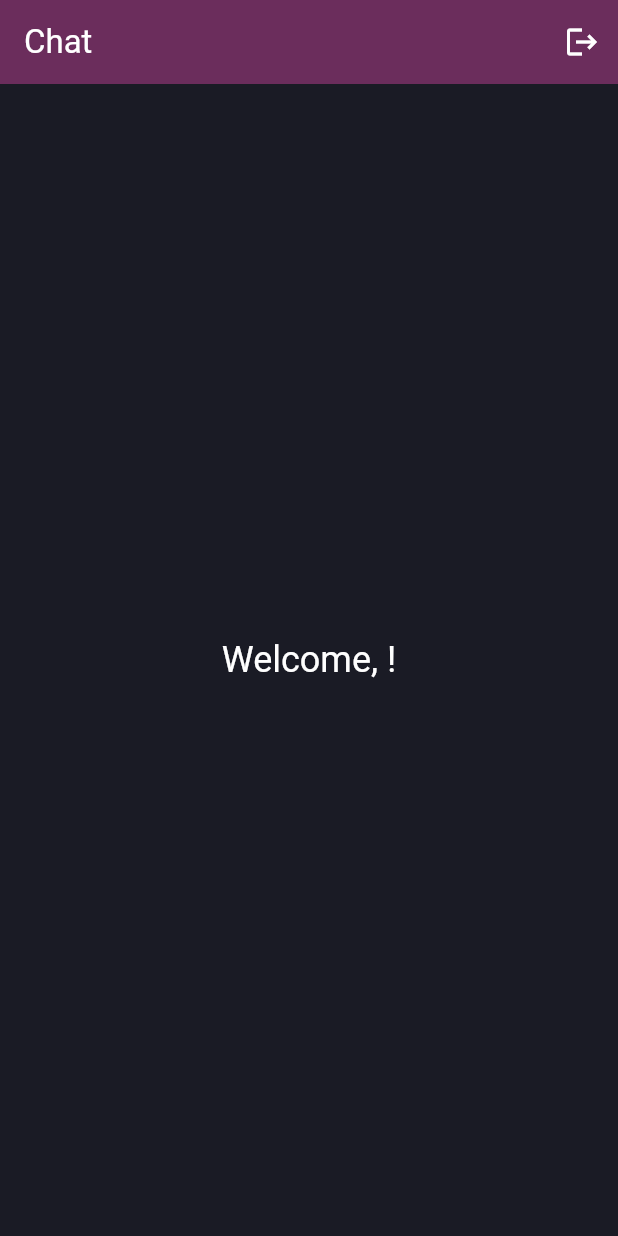
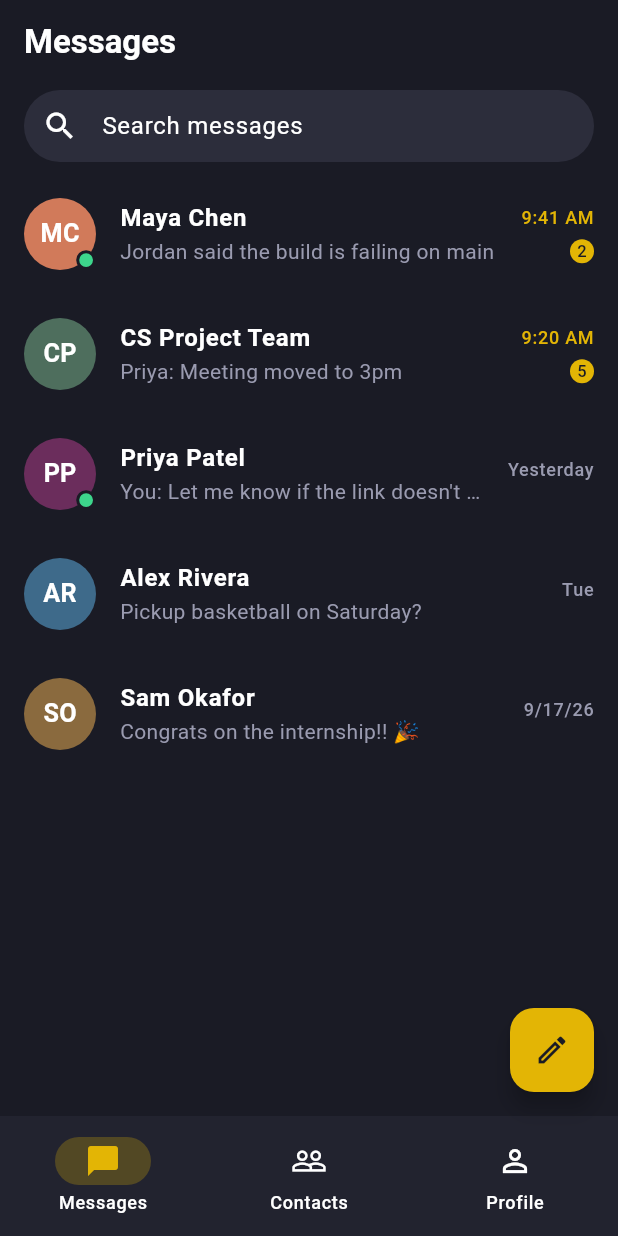
Before and after one commit to Thava1206/real_time_chat_app, a Flutter app: the screen it shows once a user with an empty profile is signed in, on a phone screen of 412 x 824 dp. Run offline on Flutter 3.47's test engine with Material 3 defaults, Android fonts, the light colour scheme and no system bars; our stand-ins replace firebase_auth, firebase_core; accounts and stored records are empty.

Commit message:
added ui and messaging layout

```diff
--- /dev/null
+++ b/lib/data/sample_data.dart
@@ -0,0 +1,66 @@
+import 'package:flutter/material.dart';
+
+import '../theme/app_theme.dart';
+
+/// Placeholder data for the UI until chats are loaded from Firestore.
+class SampleChat {
+  const SampleChat({
+    required this.name,
+    required this.lastMessage,
+    required this.time,
+    required this.color,
+    this.unread = 0,
+    this.isOnline = false,
+  });
+
+  final String name;
+  final String lastMessage;
+  final String time;
+  final Color color;
+  final int unread;
+  final bool isOnline;
+
+  String get initials => name
+      .split(' ')
+      .where((p) => p.isNotEmpty)
+      .map((p) => p[0])
+      .take(2)
+      .join();
+}
+
+const sampleChats = [
+  SampleChat(
+    name: 'Maya Chen',
+    lastMessage: 'Jordan said the build is failing on main',
+    time: '9:41 AM',
+    color: AppColors.terracotta,
+    unread: 2,
+    isOnline: true,
+  ),
+  SampleChat(
+    name: 'CS Project Team',
+    lastMessage: 'Priya: Meeting moved to 3pm',
+    time: '9:20 AM',
+    color: AppColors.forest,
+    unread: 5,
+  ),
+  SampleChat(
+    name: 'Priya Patel',
+    lastMessage: 'You: Let me know if the link doesn\'t work',
+    time: 'Yesterday',
+    color: AppColors.plum,
+    isOnline: true,
+  ),
+  SampleChat(
+    name: 'Alex Rivera',
+    lastMessage: 'Pickup basketball on Saturday?',
+    time: 'Tue',
+    color: Color(0xFF3E6A8A),
+  ),
+  SampleChat(
+    name: 'Sam Okafor',
+    lastMessage: 'Congrats on the internship!! 🎉',
+    time: '9/17/26',
+    color: Color(0xFF8A6A3E),
+  ),
+];
--- /dev/null
+++ b/lib/screens/chats_tab.dart
@@ -0,0 +1,92 @@
+import 'package:flutter/material.dart';
+
+import '../data/sample_data.dart';
+import '../theme/app_theme.dart';
+import '../widgets/user_avatar.dart';
+import 'chat_screen.dart';
+
+class ChatsTab extends StatelessWidget {
+  const ChatsTab({super.key});
+
+  @override
+  Widget build(BuildContext context) {
+    return Column(
+      children: [
+        Padding(
+          padding: const EdgeInsets.fromLTRB(16, 4, 16, 8),
+          child: TextField(
+            decoration: InputDecoration(
+              hintText: 'Search messages',
+              prefixIcon: const Icon(Icons.search),
+              filled: true,
+              fillColor: AppColors.inkHigh,
+              contentPadding: EdgeInsets.zero,
+              border: OutlineInputBorder(
+                borderRadius: BorderRadius.circular(24),
+                borderSide: BorderSide.none,
+              ),
+              focusedBorder: OutlineInputBorder(
+                borderRadius: BorderRadius.circular(24),
+                borderSide: const BorderSide(color: AppColors.gold),
+              ),
+            ),
+          ),
+        ),
+        Expanded(
+          child: ListView.builder(
+            itemCount: sampleChats.length,
+            itemBuilder: (context, index) {
+              final chat = sampleChats[index];
+              return ListTile(
+                contentPadding: const EdgeInsets.symmetric(
+                  horizontal: 16,
+                  vertical: 4,
+                ),
+                leading: UserAvatar(
+                  initials: chat.initials,
+                  color: chat.color,
+                  isOnline: chat.isOnline,
+                ),
+                title: Text(
+                  chat.name,
+                  style: const TextStyle(fontWeight: FontWeight.w600),
+                ),
+                subtitle: Text(
+                  chat.lastMessage,
+                  maxLines: 1,
+                  overflow: TextOverflow.ellipsis,
+                  style: const TextStyle(color: AppColors.textMuted),
+                ),
+                trailing: Column(
+                  mainAxisAlignment: MainAxisAlignment.center,
+                  crossAxisAlignment: CrossAxisAlignment.end,
+                  children: [
+                    Text(
+                      chat.time,
+                      style: TextStyle(
+                        fontSize: 12,
+                        color: chat.unread > 0
+                            ? AppColors.gold
+                            : AppColors.textMuted,
+                      ),
+                    ),
+                    const SizedBox(height: 6),
+                    if (chat.unread > 0)
+                      Badge(
+                        label: Text('${chat.unread}'),
+                        backgroundColor: AppColors.gold,
+                        textColor: AppColors.ink,
+                      ),
+                  ],
+                ),
+                onTap: () => Navigator.of(context).push(
+                  MaterialPageRoute(builder: (_) => ChatScreen(chat: chat)),
+                ),
+              );
+            },
+          ),
+        ),
+      ],
+    );
+  }
+}
--- a/lib/screens/home_screen.dart
+++ b/lib/screens/home_screen.dart
@@ -1,37 +1,76 @@
-import 'package:firebase_auth/firebase_auth.dart';
 import 'package:flutter/material.dart';
 
-import '../services/auth_service.dart';
+import '../theme/app_theme.dart';
+import 'chats_tab.dart';
+import 'contacts_tab.dart';
+import 'profile_tab.dart';
 
-/// Placeholder landing screen shown after a successful login/signup.
-/// Replace with the real chat screens as they are built.
-class HomeScreen extends StatelessWidget {
+/// Main screen shown after login, with a bottom bar to switch between tabs.
+class HomeScreen extends StatefulWidget {
   const HomeScreen({super.key});
 
   @override
+  State<HomeScreen> createState() => _HomeScreenState();
+}
+
+class _HomeScreenState extends State<HomeScreen> {
+  int _currentIndex = 0;
+
+  static const _titles = ['Messages', 'Contacts', 'Profile'];
+
+  Widget _buildTab() {
+    switch (_currentIndex) {
+      case 1:
+        return const ContactsTab();
+      case 2:
+        return const ProfileTab();
+      default:
+        return const ChatsTab();
+    }
+  }
+
+  @override
   Widget build(BuildContext context) {
-    final User? user = AuthService().currentUser;
-    final displayName = user?.displayName;
-    final greeting = (displayName != null && displayName.isNotEmpty)
-        ? displayName
-        : (user?.email ?? 'there');
-
     return Scaffold(
       appBar: AppBar(
-        title: const Text('Chat'),
-        actions: [
-          IconButton(
-            icon: const Icon(Icons.logout),
-            tooltip: 'Log out',
-            onPressed: () => AuthService().signOut(),
+        title: Text(
+          _titles[_currentIndex],
+          style: const TextStyle(fontWeight: FontWeight.w700),
+        ),
+        backgroundColor: AppColors.ink,
+      ),
+      body: _buildTab(),
+      floatingActionButton: _currentIndex == 0
+          ? FloatingActionButton(
+              tooltip: 'New chat',
+              backgroundColor: AppColors.gold,
+              foregroundColor: AppColors.ink,
+              onPressed: () => setState(() => _currentIndex = 1),
+              child: const Icon(Icons.edit_outlined),
+            )
+          : null,
+      bottomNavigationBar: NavigationBar(
+        selectedIndex: _currentIndex,
+        onDestinationSelected: (index) => setState(() => _currentIndex = index),
+        backgroundColor: AppColors.inkRaised,
+        indicatorColor: AppColors.gold.withValues(alpha: 0.25),
+        destinations: const [
+          NavigationDestination(
+            icon: Icon(Icons.chat_bubble_outline),
+            selectedIcon: Icon(Icons.chat_bubble, color: AppColors.gold),
+            label: 'Messages',
+          ),
+          NavigationDestination(
+            icon: Icon(Icons.people_outline),
+            selectedIcon: Icon(Icons.people, color: AppColors.gold),
+            label: 'Contacts',
+          ),
+          NavigationDestination(
+            icon: Icon(Icons.person_outline),
+            selectedIcon: Icon(Icons.person, color: AppColors.gold),
+            label: 'Profile',
           ),
         ],
-      ),
-      body: Center(
-        child: Text(
-          'Welcome, $greeting!',
-          style: Theme.of(context).textTheme.headlineSmall,
-        ),
       ),
     );
   }
--- a/lib/theme/app_theme.dart
+++ b/lib/theme/app_theme.dart
@@ -9,6 +9,13 @@ class AppColors {
   static const forest = Color(0xFF4E6E5D);
   static const ink = Color(0xFF1A1B25);
   static const terracotta = Color(0xFFD17A5A);
+
+  // Neutral surfaces layered on top of [ink] for the chat UI.
+  static const inkRaised = Color(0xFF22232F);
+  static const inkHigh = Color(0xFF2C2D3B);
+  static const divider = Color(0xFF34354A);
+  static const textMuted = Color(0xFF9A9BB0);
+  static const online = Color(0xFF3DD68C);
 }
 
 final ThemeData appTheme = ThemeData(
@@ -39,6 +46,12 @@ final ThemeData appTheme = ThemeData(
       foregroundColor: AppColors.ink,
     ),
   ),
+  dividerTheme: const DividerThemeData(color: AppColors.divider, space: 1),
+  bottomSheetTheme: const BottomSheetThemeData(
+    backgroundColor: AppColors.inkRaised,
+    showDragHandle: true,
+  ),
+  popupMenuTheme: const PopupMenuThemeData(color: AppColors.inkHigh),
   textButtonTheme: TextButtonThemeData(
     style: TextButton.styleFrom(foregroundColor: AppColors.gold),
   ),
--- /dev/null
+++ b/lib/widgets/user_avatar.dart
@@ -0,0 +1,53 @@
+import 'package:flutter/material.dart';
+
+import '../theme/app_theme.dart';
+
+/// Circle avatar showing initials, with an optional green "online" dot.
+class UserAvatar extends StatelessWidget {
+  const UserAvatar({
+    super.key,
+    required this.initials,
+    required this.color,
+    this.radius = 24,
+    this.isOnline = false,
+  });
+
+  final String initials;
+  final Color color;
+  final double radius;
+  final bool isOnline;
+
+  @override
+  Widget build(BuildContext context) {
+    return Stack(
+      children: [
+        CircleAvatar(
+          radius: radius,
+          backgroundColor: color,
+          child: Text(
+            initials,
+            style: TextStyle(
+              color: Colors.white,
+              fontWeight: FontWeight.w600,
+              fontSize: radius * 0.7,
+            ),
+          ),
+        ),
+        if (isOnline)
+          Positioned(
+            right: 0,
+            bottom: 0,
+            child: Container(
+              width: radius * 0.55,
+              height: radius * 0.55,
+              decoration: BoxDecoration(
+                color: AppColors.online,
+                shape: BoxShape.circle,
+                border: Border.all(color: AppColors.ink, width: 2),
+              ),
+            ),
+          ),
+      ],
+    );
+  }
+}
```
Also changed, not shown: lib/screens/chat_screen.dart (added, +154 -0 lines), lib/screens/contacts_tab.dart (added, +39 -0 lines), lib/screens/profile_tab.dart (added, +89 -0 lines), 4 other files.
